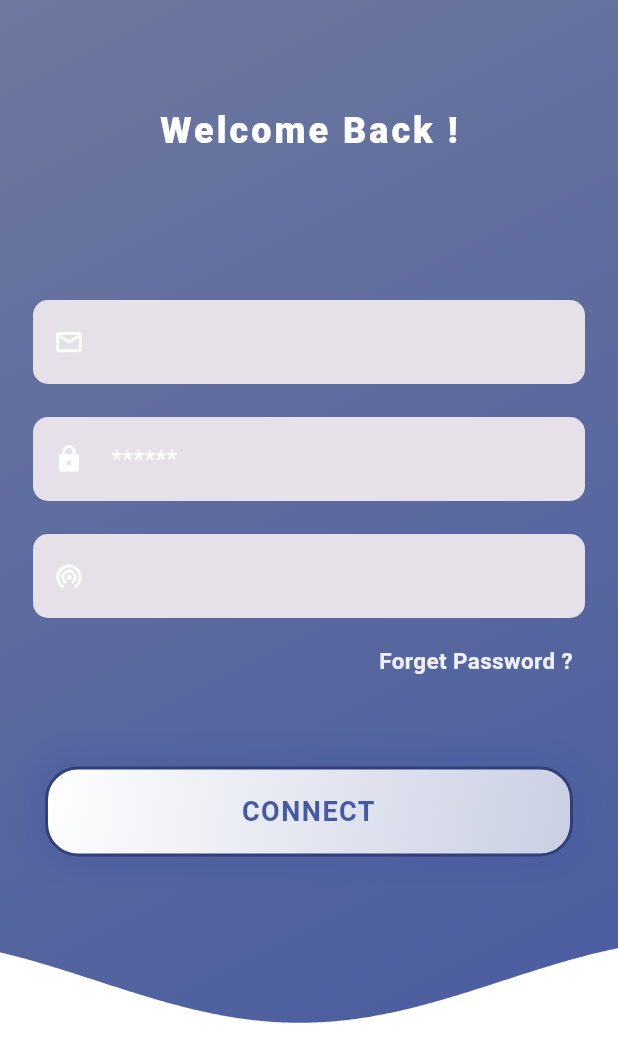
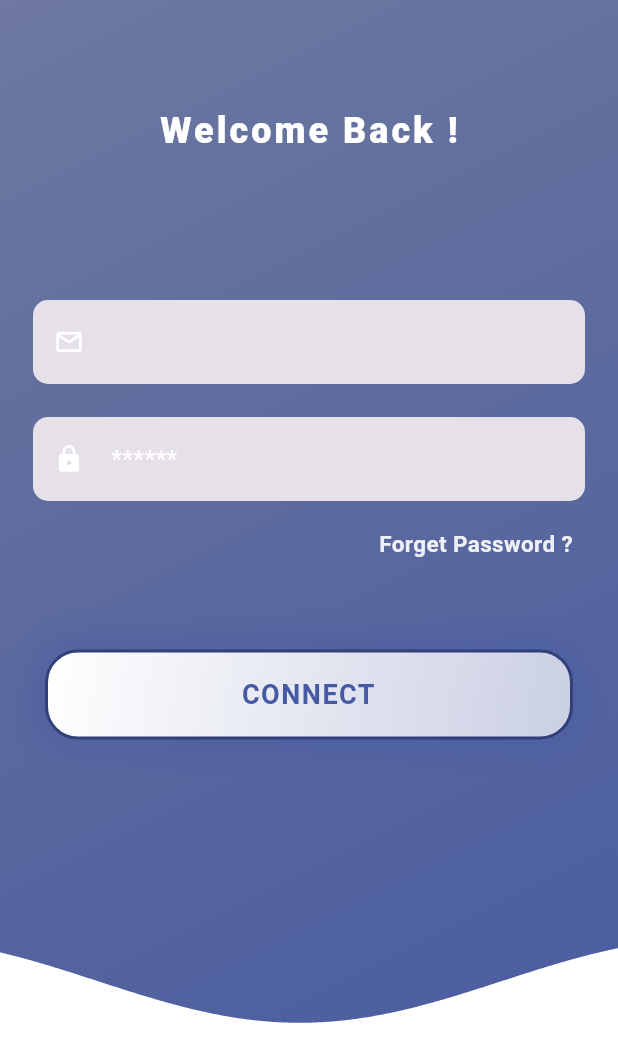
Before and after one commit to ragulsarma/xampp_chat_demo_app, a Flutter app: the screen it shows after launch, on a phone screen of 412 x 824 dp. Shown: the top 1062 px of the screen. Run offline on Flutter 3.47's test engine with Material 3 defaults, Android fonts, the phone set to English and light mode, and no system bars; missing offline and left inert: xmpp_plugin.

Commit message:
removed unused textfields on login page

```diff
--- a/lib/login_screen.dart
+++ b/lib/login_screen.dart
@@ -174,16 +174,6 @@ class LoginScreenState extends State<LoginScreen>
                     textEditingController: password,
                     focusNode: passwordFocus,
                   ),
-                  const SizedBox(
-                    height: 22,
-                  ),
-                  TextFieldWidget(
-                    hintText: '',
-                    obscureText: true,
-                    prefixIconData: Icons.wifi_tethering_outlined,
-                    textEditingController: password,
-                    focusNode: passwordFocus,
-                  ),
                   InkWell(
                     onTap: () {},
                     child: Container(
```
